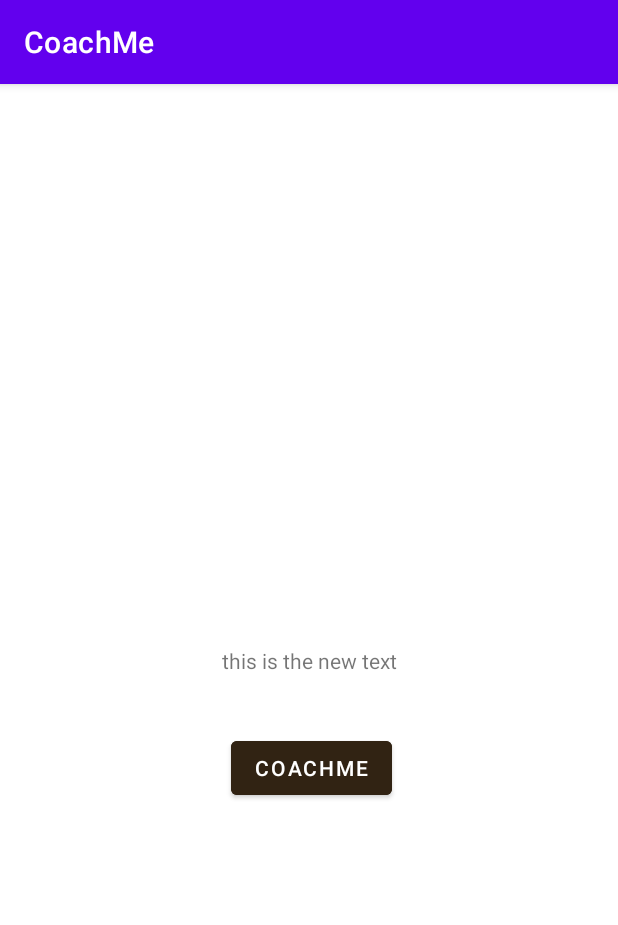
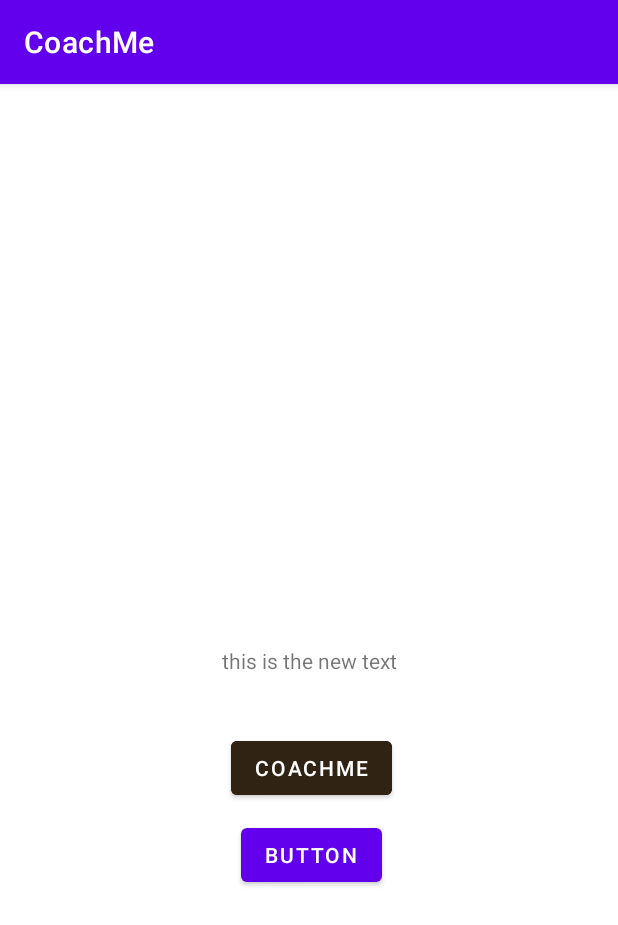
Before and after one commit to Andr3aBlanco/W23_G3_CoachMe, an Android app: the screen it shows after launch (MainActivity), on a phone screen of 412 x 824 dp. Shown: the top 925 px of the screen. Run offline under Robolectric (Android 15) with nearby library versions, the phone set to English and light mode, and no system bars.

Commit message:
another button added under black button

```diff
--- a/app/src/main/res/layout/activity_main.xml
+++ b/app/src/main/res/layout/activity_main.xml
@@ -29,4 +29,16 @@
         app:layout_constraintStart_toStartOf="parent"
         app:layout_constraintTop_toBottomOf="@+id/texttest" />
 
+    <Button
+        android:id="@+id/button2"
+        android:layout_width="wrap_content"
+        android:layout_height="wrap_content"
+        android:layout_marginStart="160dp"
+        android:layout_marginTop="10dp"
+        android:layout_marginEnd="157dp"
+        android:text="Button"
+        app:layout_constraintEnd_toEndOf="parent"
+        app:layout_constraintStart_toStartOf="parent"
+        app:layout_constraintTop_toBottomOf="@+id/testBtn" />
+
 </androidx.constraintlayout.widget.ConstraintLayout>
```
